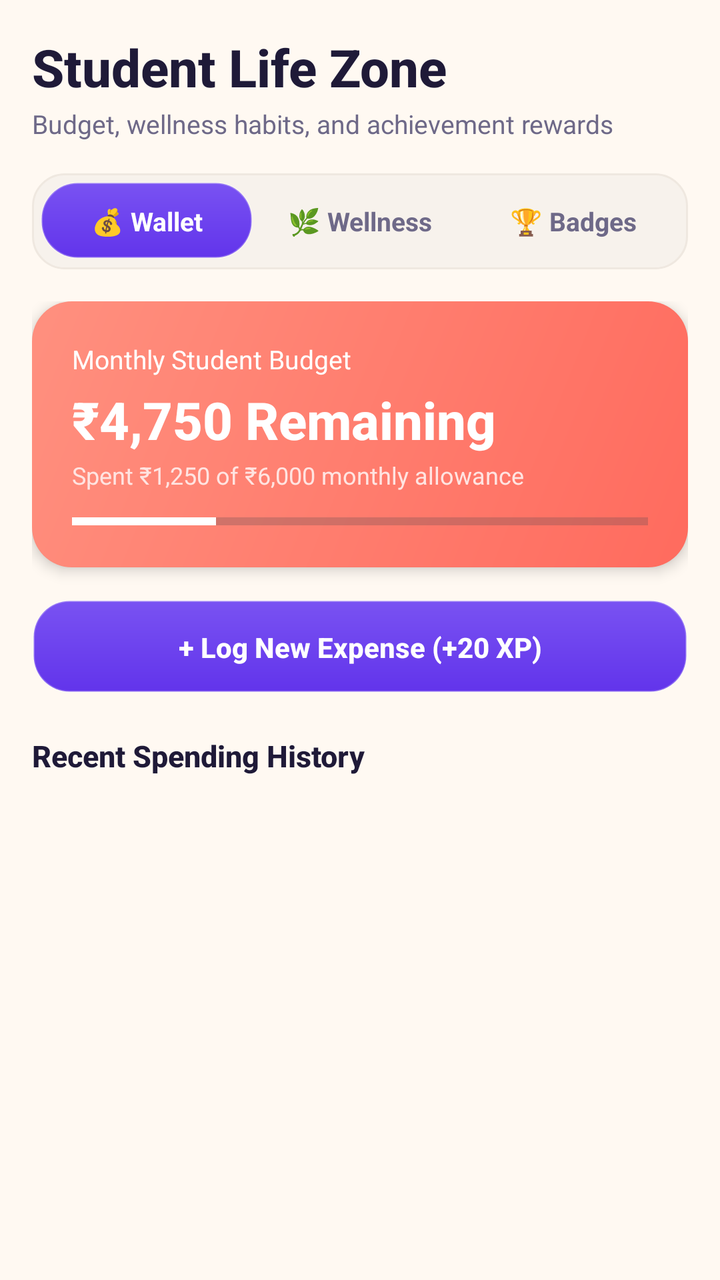
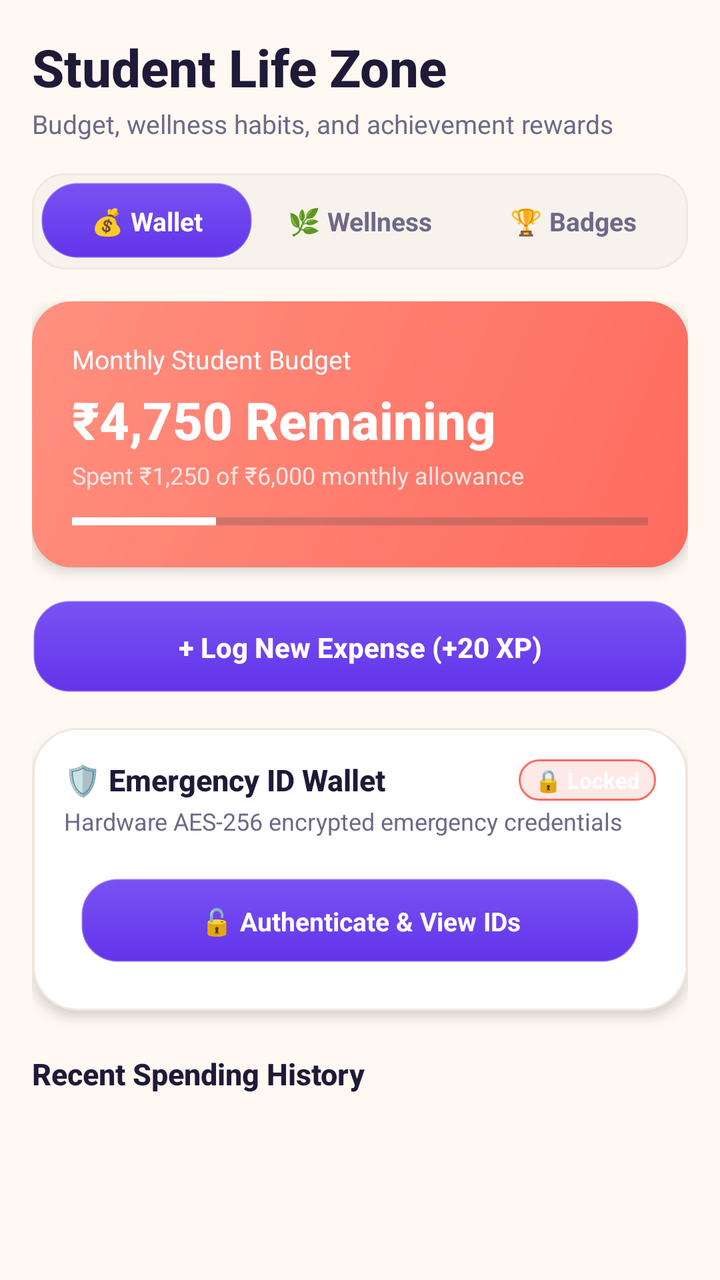

Compare the two renders of this Android layout. The source of the first and the diff that turns it into the second are given below.
<!-- AndroidManifest.xml: application theme Theme.AcademiaLife -->
<!-- res/layout/fragment_lifestyle.xml -->
<?xml version="1.0" encoding="utf-8"?>
<androidx.core.widget.NestedScrollView xmlns:android="http://schemas.android.com/apk/res/android"
    xmlns:app="http://schemas.android.com/apk/res-auto"
    android:layout_width="match_parent"
    android:layout_height="match_parent"
    android:background="@color/bg_light"
    android:fillViewport="true">

    <LinearLayout
        android:layout_width="match_parent"
        android:layout_height="wrap_content"
        android:orientation="vertical"
        android:padding="16dp">

        
        <TextView
            android:layout_width="wrap_content"
            android:layout_height="wrap_content"
            android:text="Student Life Zone"
            android:textColor="@color/text_primary"
            android:textSize="26sp"
            android:fontFamily="sans-serif-medium"
            android:textStyle="bold" />

        <TextView
            android:layout_width="wrap_content"
            android:layout_height="wrap_content"
            android:layout_marginTop="2dp"
            android:text="Budget, wellness habits, and achievement rewards"
            android:textColor="@color/text_secondary"
            android:textSize="13sp" />

        
        <LinearLayout
            android:layout_width="match_parent"
            android:layout_height="48dp"
            android:layout_marginTop="16dp"
            android:background="@drawable/bg_neumorphic_sunken"
            android:orientation="horizontal"
            android:padding="4dp">

            <TextView
                android:id="@+id/tabWallet"
                android:layout_width="0dp"
                android:layout_height="match_parent"
                android:layout_weight="1"
                android:background="@drawable/bg_neumorphic_btn_primary_idle"
                android:gravity="center"
                android:text="💰 Wallet"
                android:textColor="@color/white"
                android:textSize="13sp"
                android:textStyle="bold" />

            <TextView
                android:id="@+id/tabWellness"
                android:layout_width="0dp"
                android:layout_height="match_parent"
                android:layout_weight="1"
                android:background="@android:color/transparent"
                android:gravity="center"
                android:text="🌿 Wellness"
                android:textColor="@color/text_secondary"
                android:textSize="13sp"
                android:textStyle="bold" />

            <TextView
                android:id="@+id/tabRewards"
                android:layout_width="0dp"
                android:layout_height="match_parent"
                android:layout_weight="1"
                android:background="@android:color/transparent"
                android:gravity="center"
                android:text="🏆 Badges"
                android:textColor="@color/text_secondary"
                android:textSize="13sp"
                android:textStyle="bold" />
        </LinearLayout>

        
        
        
        <LinearLayout
            android:id="@+id/sectionWallet"
            android:layout_width="match_parent"
            android:layout_height="wrap_content"
            android:layout_marginTop="16dp"
            android:orientation="vertical"
            android:visibility="visible">

            
            <LinearLayout
                android:layout_width="match_parent"
                android:layout_height="wrap_content"
                android:background="@drawable/bg_gradient_coral"
                android:orientation="vertical"
                android:padding="20dp"
                android:elevation="4dp">

                <TextView
                    android:layout_width="wrap_content"
                    android:layout_height="wrap_content"
                    android:text="Monthly Student Budget"
                    android:textColor="#FFFFFF"
                    android:textSize="13sp" />

                <TextView
                    android:id="@+id/tvBudgetRemaining"
                    android:layout_width="wrap_content"
                    android:layout_height="wrap_content"
                    android:layout_marginTop="4dp"
                    android:text="₹4,750 Remaining"
                    android:textColor="#FFFFFF"
                    android:textSize="26sp"
                    android:fontFamily="sans-serif-medium"
                    android:textStyle="bold" />

                <TextView
                    android:id="@+id/tvBudgetDetail"
                    android:layout_width="wrap_content"
                    android:layout_height="wrap_content"
                    android:layout_marginTop="2dp"
                    android:text="Spent ₹1,250 of ₹6,000 monthly allowance"
                    android:textColor="#FFE4E1"
                    android:textSize="12sp" />

                <ProgressBar
                    android:id="@+id/pbBudget"
                    style="?android:attr/progressBarStyleHorizontal"
                    android:layout_width="match_parent"
                    android:layout_height="6dp"
                    android:layout_marginTop="12dp"
                    android:max="100"
                    android:progress="25"
                    android:progressTint="#FFFFFF" />
            </LinearLayout>

            
            <TextView
                android:id="@+id/btnAddExpense"
                android:layout_width="match_parent"
                android:layout_height="48dp"
                android:layout_marginTop="16dp"
                android:background="@drawable/bg_neumorphic_btn_primary_idle"
                android:gravity="center"
                android:text="+ Log New Expense (+20 XP)"
                android:textColor="@color/white"
                android:textSize="14sp"
                android:fontFamily="sans-serif-medium"
                android:textStyle="bold"
                android:clickable="true"
                android:focusable="true" />

            <TextView
                android:layout_width="wrap_content"
                android:layout_height="wrap_content"
                android:layout_marginTop="20dp"
                android:text="Recent Spending History"
                android:textColor="@color/text_primary"
                android:textSize="15sp"
                android:fontFamily="sans-serif-medium"
                android:textStyle="bold" />

            <LinearLayout
                android:id="@+id/layoutExpensesList"
                android:layout_width="match_parent"
                android:layout_height="wrap_content"
                android:layout_marginTop="10dp"
                android:orientation="vertical" />
        </LinearLayout>

        
        
        
        <LinearLayout
            android:id="@+id/sectionWellness"
            android:layout_width="match_parent"
            android:layout_height="wrap_content"
            android:layout_marginTop="16dp"
            android:orientation="vertical"
            android:visibility="gone">

            
            <LinearLayout
                android:layout_width="match_parent"
                android:layout_height="wrap_content"
                android:background="@drawable/bg_neumorphic_card"
                android:elevation="4dp"
                android:orientation="vertical"
                android:padding="16dp">

                <TextView
                    android:layout_width="wrap_content"
                    android:layout_height="wrap_content"
                    android:text="How are you feeling today?"
                    android:textColor="@color/text_primary"
                    android:textSize="15sp"
                    android:fontFamily="sans-serif-medium"
                    android:textStyle="bold" />

                
                <LinearLayout
                    android:layout_width="match_parent"
                    android:layout_height="wrap_content"
                    android:layout_marginTop="12dp"
                    android:orientation="horizontal"
                    android:gravity="center">

                    <TextView
                        android:id="@+id/moodExcited"
                        android:layout_width="52dp"
                        android:layout_height="52dp"
                        android:layout_margin="4dp"
                        android:background="@drawable/bg_neumorphic_circle_btn"
                        android:gravity="center"
                        android:text="🤩"
                        android:textSize="22sp"
                        android:clickable="true"
                        android:focusable="true" />

                    <TextView
                        android:id="@+id/moodMotivated"
                        android:layout_width="52dp"
                        android:layout_height="52dp"
                        android:layout_margin="4dp"
                        android:background="@drawable/bg_neumorphic_circle_btn"
                        android:gravity="center"
                        android:text="🚀"
                        android:textSize="22sp"
                        android:clickable="true"
                        android:focusable="true" />

                    <TextView
                        android:id="@+id/moodCalm"
                        android:layout_width="52dp"
                        android:layout_height="52dp"
                        android:layout_margin="4dp"
                        android:background="@drawable/bg_neumorphic_circle_btn"
                        android:gravity="center"
                        android:text="😌"
                        android:textSize="22sp"
                        android:clickable="true"
                        android:focusable="true" />

                    <TextView
                        android:id="@+id/moodTired"
                        android:layout_width="52dp"
                        android:layout_height="52dp"
                        android:layout_margin="4dp"
                        android:background="@drawable/bg_neumorphic_circle_btn"
                        android:gravity="center"
                        android:text="😴"
                        android:textSize="22sp"
                        android:clickable="true"
                        android:focusable="true" />

                    <TextView
                        android:id="@+id/moodStressed"
                        android:layout_width="52dp"
                        android:layout_height="52dp"
                        android:layout_margin="4dp"
                        android:background="@drawable/bg_neumorphic_circle_btn"
                        android:gravity="center"
                        android:text="😰"
                        android:textSize="22sp"
                        android:clickable="true"
                        android:focusable="true" />
                </LinearLayout>

                <TextView
                    android:id="@+id/tvCurrentMoodStatus"
                    android:layout_width="wrap_content"
                    android:layout_height="wrap_content"
                    android:layout_gravity="center"
                    android:layout_marginTop="8dp"
                    android:text="Current state: 🚀 Motivated"
                    android:textColor="@color/electric_violet"
                    android:textSize="13sp"
                    android:fontFamily="sans-serif-medium"
                    android:textStyle="bold" />
            </LinearLayout>

            
            <LinearLayout
                android:layout_width="match_parent"
                android:layout_height="wrap_content"
                android:layout_marginTop="16dp"
                android:background="@drawable/bg_neumorphic_card"
                android:elevation="4dp"
                android:orientation="vertical"
                android:padding="16dp">

                <LinearLayout
                    android:layout_width="match_parent"
                    android:layout_height="wrap_content"
                    android:orientation="horizontal"
                    android:gravity="center_vertical">

                    <TextView
                        android:layout_width="0dp"
                        android:layout_height="wrap_content"
                        android:layout_weight="1"
                        android:text="💧 Hydration (8 Glasses)"
                        android:textColor="@color/text_primary"
                        android:textSize="15sp"
                        android:fontFamily="sans-serif-medium"
                        android:textStyle="bold" />

                    <TextView
                        android:id="@+id/tvWellnessWaterCount"
                        android:layout_width="wrap_content"
                        android:layout_height="wrap_content"
                        android:text="5 / 8"
                        android:textColor="@color/cobalt_blue"
                        android:textSize="16sp"
                        android:textStyle="bold" />
                </LinearLayout>

                <ProgressBar
                    android:id="@+id/pbWellnessWater"
                    style="?android:attr/progressBarStyleHorizontal"
                    android:layout_width="match_parent"
                    android:layout_height="8dp"
                    android:layout_marginTop="10dp"
                    android:max="8"
                    android:progress="5"
                    android:progressTint="@color/cobalt_blue" />

                <TextView
                    android:id="@+id/btnDrinkGlass"
                    android:layout_width="match_parent"
                    android:layout_height="44dp"
                    android:layout_marginTop="14dp"
                    android:background="@drawable/bg_pill_lime"
                    android:gravity="center"
                    android:text="+ Drink 1 Glass (+15 XP)"
                    android:textColor="#1F1A38"
                    android:textSize="13sp"
                    android:fontFamily="sans-serif-medium"
                    android:textStyle="bold"
                    android:clickable="true"
                    android:focusable="true" />
            </LinearLayout>

            
            <LinearLayout
                android:layout_width="match_parent"
                android:layout_height="wrap_content"
                android:layout_marginTop="16dp"
                android:background="@drawable/bg_neumorphic_card"
                android:elevation="4dp"
                android:orientation="vertical"
                android:padding="16dp">

                <TextView
                    android:layout_width="wrap_content"
                    android:layout_height="wrap_content"
                    android:text="🌙 Rest &amp; Daily Reflection"
                    android:textColor="@color/text_primary"
                    android:textSize="15sp"
                    android:fontFamily="sans-serif-medium"
                    android:textStyle="bold" />

                <TextView
                    android:id="@+id/tvSleepDisplay"
                    android:layout_width="wrap_content"
                    android:layout_height="wrap_content"
                    android:layout_marginTop="4dp"
                    android:text="Sleep: 7.5 hours logged"
                    android:textColor="@color/text_secondary"
                    android:textSize="13sp" />

                <EditText
                    android:id="@+id/etJournalReflection"
                    android:layout_width="match_parent"
                    android:layout_height="80dp"
                    android:layout_marginTop="10dp"
                    android:background="@drawable/bg_neumorphic_sunken"
                    android:gravity="top|start"
                    android:hint="Write a quick reflection or learning note..."
                    android:padding="12dp"
                    android:textColor="@color/text_primary"
                    android:textColorHint="@color/text_muted"
                    android:textSize="13sp" />

                <TextView
                    android:id="@+id/btnSaveReflection"
                    android:layout_width="match_parent"
                    android:layout_height="44dp"
                    android:layout_marginTop="12dp"
                    android:background="@drawable/bg_neumorphic_btn_primary_idle"
                    android:gravity="center"
                    android:text="Save Daily Reflection (+30 XP)"
                    android:textColor="@color/white"
                    android:textSize="13sp"
                    android:fontFamily="sans-serif-medium"
                    android:textStyle="bold"
                    android:clickable="true"
                    android:focusable="true" />
            </LinearLayout>
        </LinearLayout>

        
        
        
        <LinearLayout
            android:id="@+id/sectionRewards"
            android:layout_width="match_parent"
            android:layout_height="wrap_content"
            android:layout_marginTop="16dp"
            android:orientation="vertical"
            android:visibility="gone">

            
            <LinearLayout
                android:layout_width="match_parent"
                android:layout_height="wrap_content"
                android:background="@drawable/bg_gradient_hero_violet"
                android:elevation="4dp"
                android:orientation="vertical"
                android:padding="20dp">

                <LinearLayout
                    android:layout_width="match_parent"
                    android:layout_height="wrap_content"
                    android:gravity="center_vertical"
                    android:orientation="horizontal">

                    <LinearLayout
                        android:layout_width="0dp"
                        android:layout_height="wrap_content"
                        android:layout_weight="1"
                        android:orientation="vertical">

                        <TextView
                            android:id="@+id/tvGamificationTitle"
                            android:layout_width="wrap_content"
                            android:layout_height="wrap_content"
                            android:text="Level 2 • Prodigy 🚀"
                            android:textColor="#FFFFFF"
                            android:textSize="22sp"
                            android:fontFamily="sans-serif-medium"
                            android:textStyle="bold" />

                        <TextView
                            android:id="@+id/tvGamificationPoints"
                            android:layout_width="wrap_content"
                            android:layout_height="wrap_content"
                            android:layout_marginTop="4dp"
                            android:text="450 XP earned • Next rank at 800 XP"
                            android:textColor="#DCD6FF"
                            android:textSize="13sp" />
                    </LinearLayout>

                    <ImageView
                        android:id="@+id/ivLevelBadgeSticker"
                        android:layout_width="56dp"
                        android:layout_height="56dp"
                        android:layout_marginStart="12dp"
                        android:adjustViewBounds="true"
                        android:scaleType="fitCenter"
                        android:src="@drawable/mybuddy_badge_sticker"
                        android:contentDescription="Achievement Badge" />
                </LinearLayout>

                <ProgressBar
                    android:id="@+id/pbXpProgress"
                    style="?android:attr/progressBarStyleHorizontal"
                    android:layout_width="match_parent"
                    android:layout_height="8dp"
                    android:layout_marginTop="12dp"
                    android:max="800"
                    android:progress="450"
                    android:progressTint="#FFD84D" />
            </LinearLayout>

            <TextView
                android:layout_width="wrap_content"
                android:layout_height="wrap_content"
                android:layout_marginTop="20dp"
                android:text="Unlocked Badges &amp; Achievements"
                android:textColor="@color/text_primary"
                android:textSize="15sp"
                android:fontFamily="sans-serif-medium"
                android:textStyle="bold" />

            <LinearLayout
                android:id="@+id/layoutBadgesList"
                android:layout_width="match_parent"
                android:layout_height="wrap_content"
                android:layout_marginTop="10dp"
                android:orientation="vertical" />
        </LinearLayout>

    </LinearLayout>
</androidx.core.widget.NestedScrollView>
<!-- resources referenced by this layout -->
<resources>
  <color name="bg_light">#FFF9F2</color>
  <color name="cobalt_blue">#4169F5</color>
  <color name="electric_violet">#7952F2</color>
  <color name="text_muted">#8E89A8</color>
  <color name="text_primary">#1F1A38</color>
  <color name="text_secondary">#6E6988</color>
  <color name="white">#FFFFFF</color>
  <!-- drawable bg_gradient_coral (drawable) -->
  <?xml version="1.0" encoding="utf-8"?>
  <shape xmlns:android="http://schemas.android.com/apk/res/android"
      android:shape="rectangle">
      <corners android:radius="20dp" />
      <gradient
          android:angle="135"
          android:startColor="#FF6B5E"
          android:endColor="#FF907F"
          android:type="linear" />
  </shape>
  <!-- drawable bg_neumorphic_circle_btn (drawable) -->
  <?xml version="1.0" encoding="utf-8"?>
  <selector xmlns:android="http://schemas.android.com/apk/res/android">
      <item android:state_pressed="true" android:drawable="@drawable/bg_neumorphic_circle_pressed" />
      <item android:drawable="@drawable/bg_neumorphic_circle_idle" />
  </selector>
  <!-- drawable bg_pill_lime (drawable) -->
  <?xml version="1.0" encoding="utf-8"?>
  <shape xmlns:android="http://schemas.android.com/apk/res/android"
      android:shape="rectangle">
      <corners android:radius="16dp" />
      <solid android:color="@color/acid_lime" />
  </shape>
  <color name="brand_primary_glow">#407027F5</color>
  <color name="lavender_dark_shadow">#E5DCD2</color>
  <color name="surface_light">#FFFFFF</color>
  <color name="surface_border">#EFE8E0</color>
  <color name="surface_subtle">#F7F2EC</color>
  <color name="acid_lime">#D6F56A</color>
  <color name="lavender_primary">#7952F2</color>
  <color name="lavender_surface">#F7F2EC</color>
  <color name="lavender_deep">#6234EB</color>
  <color name="lavender_bg">#FFF9F2</color>
  <color name="lavender_card">#FFFFFF</color>
  <style name="ThemeOverlay.AcademiaLife.MaterialAlertDialog" parent="ThemeOverlay.Material3.MaterialAlertDialog">
          <item name="shapeAppearanceOverlay">@style/ShapeAppearance.AcademiaLife.Dialog</item>
          <item name="colorSurface">@color/lavender_card</item>
      </style>
  <color name="lavender_divider">#EFE8E0</color>
  <color name="neu_border_subtle">#EFE8E0</color>
  <style name="ShapeAppearance.AcademiaLife.Dialog" parent="">
          <item name="cornerSize">22dp</item>
      </style>
  <!-- unchanged entries left out for length: 8 -->
</resources>

<!-- the commit's change to res/layout/fragment_lifestyle.xml (unified diff, before → after) -->
@@ -149,6 +149,131 @@
                 android:textStyle="bold"
                 android:clickable="true"
                 android:focusable="true" />
+
+            
+            <LinearLayout
+                android:layout_width="match_parent"
+                android:layout_height="wrap_content"
+                android:layout_marginTop="16dp"
+                android:background="@drawable/bg_neumorphic_card"
+                android:elevation="4dp"
+                android:orientation="vertical"
+                android:padding="16dp">
+
+                <LinearLayout
+                    android:layout_width="match_parent"
+                    android:layout_height="wrap_content"
+                    android:gravity="center_vertical"
+                    android:orientation="horizontal">
+
+                    <TextView
+                        android:layout_width="0dp"
+                        android:layout_height="wrap_content"
+                        android:layout_weight="1"
+                        android:text="🛡️ Emergency ID Wallet"
+                        android:textColor="@color/text_primary"
+                        android:textSize="15sp"
+                        android:fontFamily="sans-serif-medium"
+                        android:textStyle="bold" />
+
+                    <TextView
+                        android:id="@+id/tvWalletLockBadge"
+                        android:layout_width="wrap_content"
+                        android:layout_height="wrap_content"
+                        android:background="@drawable/bg_pill_coral"
+                        android:paddingHorizontal="8dp"
+                        android:paddingVertical="3dp"
+                        android:text="🔒 Locked"
+                        android:textColor="@color/white"
+                        android:textSize="11sp"
+                        android:textStyle="bold" />
+                </LinearLayout>
+
+                <TextView
+                    android:layout_width="wrap_content"
+                    android:layout_height="wrap_content"
+                    android:layout_marginTop="2dp"
+                    android:text="Hardware AES-256 encrypted emergency credentials"
+                    android:textColor="@color/text_secondary"
+                    android:textSize="12sp" />
+
+                
+                <LinearLayout
+                    android:id="@+id/layoutWalletLocked"
+                    android:layout_width="match_parent"
+                    android:layout_height="wrap_content"
+                    android:layout_marginTop="12dp"
+                    android:gravity="center"
+                    android:orientation="vertical"
+                    android:padding="8dp">
+
+                    <TextView
+                        android:id="@+id/btnUnlockEmergencyWallet"
+                        android:layout_width="match_parent"
+                        android:layout_height="44dp"
+                        android:background="@drawable/bg_neumorphic_btn_primary"
+                        android:gravity="center"
+                        android:text="🔓 Authenticate &amp; View IDs"
+                        android:textColor="@color/white"
+                        android:textSize="13sp"
+                        android:textStyle="bold"
+                        android:clickable="true"
+                        android:focusable="true" />
+                </LinearLayout>
+
+                
+                <LinearLayout
+                    android:id="@+id/layoutWalletUnlocked"
+                    android:layout_width="match_parent"
+                    android:layout_height="wrap_content"
+                    android:layout_marginTop="12dp"
+                    android:orientation="vertical"
+                    android:visibility="gone">
+
+                    <LinearLayout
+                        android:id="@+id/layoutCredentialsList"
+                        android:layout_width="match_parent"
+                        android:layout_height="wrap_content"
+                        android:orientation="vertical" />
+
+                    <LinearLayout
+                        android:layout_width="match_parent"
+                        android:layout_height="wrap_content"
+                        android:layout_marginTop="12dp"
+                        android:orientation="horizontal">
+
+                        <TextView
+                            android:id="@+id/btnAddEmergencyId"
+                            android:layout_width="0dp"
+                            android:layout_height="40dp"
+                            android:layout_marginEnd="6dp"
+                            android:layout_weight="1"
+                            android:background="@drawable/bg_pill_lime"
+                            android:gravity="center"
+                            android:text="+ Add ID"
+                            android:textColor="@color/text_primary"
+                            android:textSize="12sp"
+                            android:textStyle="bold"
+                            android:clickable="true"
+                            android:focusable="true" />
+
+                        <TextView
+                            android:id="@+id/btnLockEmergencyWallet"
+                            android:layout_width="0dp"
+                            android:layout_height="40dp"
+                            android:layout_marginStart="6dp"
+                            android:layout_weight="1"
+                            android:background="@drawable/bg_neumorphic_sunken"
+                            android:gravity="center"
+                            android:text="🔒 Lock Now"
+                            android:textColor="@color/text_secondary"
+                            android:textSize="12sp"
+                            android:textStyle="bold"
+                            android:clickable="true"
+                            android:focusable="true" />
+                    </LinearLayout>
+                </LinearLayout>
+            </LinearLayout>
 
             <TextView
                 android:layout_width="wrap_content"
<!-- resource entries referenced after the edit -->
@@ -18,12 +18,33 @@
           android:endColor="#FF907F"
           android:type="linear" />
   </shape>
+  <!-- drawable bg_neumorphic_btn_primary (drawable) -->
+  <?xml version="1.0" encoding="utf-8"?>
+  <selector xmlns:android="http://schemas.android.com/apk/res/android">
+      <item android:state_pressed="true" android:drawable="@drawable/bg_neumorphic_btn_primary_pressed" />
+      <item android:drawable="@drawable/bg_neumorphic_btn_primary_idle" />
+  </selector>
   <!-- drawable bg_neumorphic_circle_btn (drawable) -->
   <?xml version="1.0" encoding="utf-8"?>
   <selector xmlns:android="http://schemas.android.com/apk/res/android">
       <item android:state_pressed="true" android:drawable="@drawable/bg_neumorphic_circle_pressed" />
       <item android:drawable="@drawable/bg_neumorphic_circle_idle" />
   </selector>
+  <!-- drawable bg_pill_coral (drawable) -->
+  <?xml version="1.0" encoding="utf-8"?>
+  <shape xmlns:android="http://schemas.android.com/apk/res/android"
+      android:shape="rectangle">
+      <corners android:radius="50dp" />
+      <solid android:color="#26FF6B5E" />
+      <stroke
+          android:width="1dp"
+          android:color="@color/hot_coral" />
+      <padding
+          android:left="10dp"
+          android:top="4dp"
+          android:right="10dp"
+          android:bottom="4dp" />
+  </shape>
   <!-- drawable bg_pill_lime (drawable) -->
   <?xml version="1.0" encoding="utf-8"?>
   <shape xmlns:android="http://schemas.android.com/apk/res/android"
@@ -31,11 +52,32 @@
       <corners android:radius="16dp" />
       <solid android:color="@color/acid_lime" />
   </shape>
+  <!-- drawable bg_neumorphic_btn_primary_pressed (drawable) -->
+  <?xml version="1.0" encoding="utf-8"?>
+  <layer-list xmlns:android="http://schemas.android.com/apk/res/android">
+      <item>
+          <shape android:shape="rectangle">
+              <corners android:radius="16dp" />
+              <solid android:color="@color/lavender_deep" />
+          </shape>
+      </item>
+      <item
+          android:left="2dp"
+          android:top="2dp"
+          android:right="1dp"
+          android:bottom="1dp">
+          <shape android:shape="rectangle">
+              <corners android:radius="15dp" />
+              <solid android:color="@color/lavender_deep" />
+          </shape>
+      </item>
+  </layer-list>
   <color name="brand_primary_glow">#407027F5</color>
   <color name="lavender_dark_shadow">#E5DCD2</color>
   <color name="surface_light">#FFFFFF</color>
   <color name="surface_border">#EFE8E0</color>
   <color name="surface_subtle">#F7F2EC</color>
+  <color name="hot_coral">#FF6B5E</color>
   <color name="acid_lime">#D6F56A</color>
   <color name="lavender_primary">#7952F2</color>
   <color name="lavender_surface">#F7F2EC</color>
